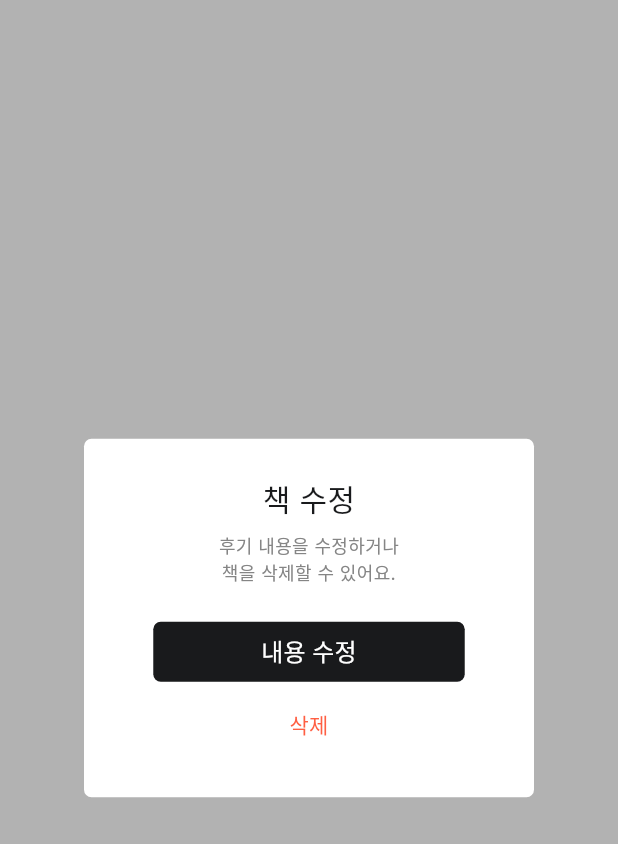
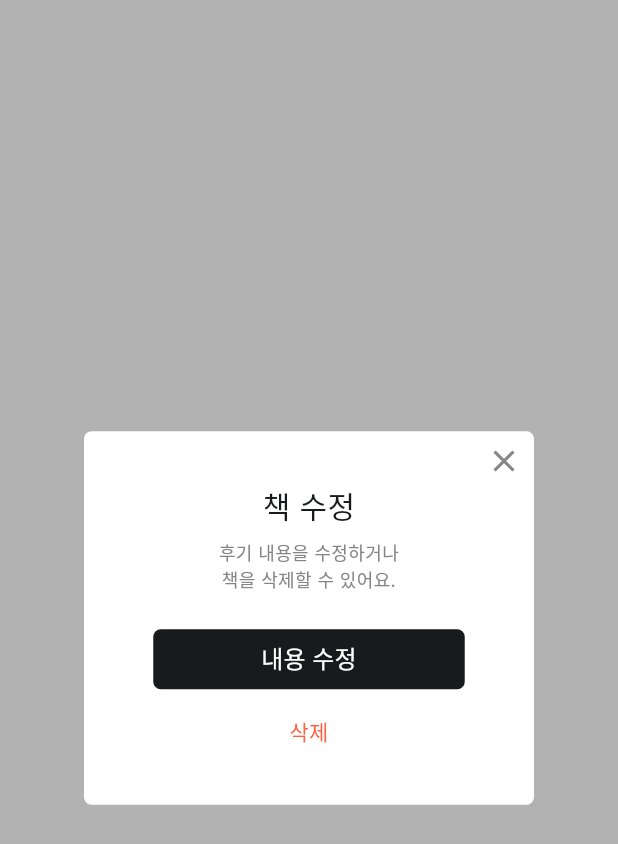
Before and after one commit to seokju1215/logue-flutter, a Flutter app: the PostActionDialog widget shown alone on an empty page, opened directly with empty values, on a phone screen of 412 x 824 dp. Shown: the top 844 px of the screen. Run offline on Flutter 3.47's test engine with Material 3 defaults, Android fonts, the phone set to English and light mode, and no system bars; our stand-ins replace flutter_dotenv, flutter_svg, google_fonts, image_picker, reorderables, supabase_flutter; accounts and stored records are empty; network calls fail; project files that could hold a hidden picture were left out.

```diff
--- /dev/null
+++ b/lib/core/widgets/dialogs/post_action_dialog.dart
@@ -0,0 +1,95 @@
+import 'dart:ui';
+import 'package:flutter/material.dart';
+import 'package:logue/core/themes/app_colors.dart';
+
+class PostActionDialog extends StatelessWidget {
+  final VoidCallback onEdit;
+  final VoidCallback onDelete;
+
+  const PostActionDialog({
+    super.key,
+    required this.onEdit,
+    required this.onDelete,
+  });
+
+  @override
+  Widget build(BuildContext context) {
+    return GestureDetector(
+      // ✅ 배경 터치 시 닫기
+      onTap: () => Navigator.pop(context),
+      child: Stack(
+        children: [
+          // ✅ 배경 블러 + 어둡게
+          Positioned.fill(
+            child: BackdropFilter(
+              filter: ImageFilter.blur(sigmaX: 5, sigmaY: 5),
+              child: Container(color: Colors.black.withOpacity(0.3)),
+            ),
+          ),
+          // ✅ 다이얼로그 본문
+          Center(
+            child: GestureDetector(
+              // ✅ 다이얼로그 본문 클릭은 이벤트 무시
+              onTap: () {},
+              child: Stack(
+                children: [
+                  Container(
+                    width: 300,
+                    padding: const EdgeInsets.symmetric(vertical: 25, horizontal: 25),
+                    decoration: BoxDecoration(
+                      color: Colors.white,
+                      borderRadius: BorderRadius.circular(5),
+                    ),
+                    child: Column(
+                      mainAxisSize: MainAxisSize.min,
+                      children: [
+                        const SizedBox(height: 10),
+                        const Text(
+                          '책 수정',
+                          style: TextStyle(fontSize: 20, color: AppColors.black900),
+                        ),
+                        const SizedBox(height: 7),
+                        const Text(
+                          '후기 내용을 수정하거나\n책을 삭제할 수 있어요.',
+                          textAlign: TextAlign.center,
+                          style: TextStyle(fontSize: 12, color: AppColors.black500),
+                        ),
+                        const SizedBox(height: 20),
+                        ElevatedButton(
+                          onPressed: onEdit,
+                          style: ElevatedButton.styleFrom(
+                            backgroundColor: AppColors.black900,
+                            foregroundColor: Colors.white,
+                            shape: RoundedRectangleBorder(
+                              borderRadius: BorderRadius.circular(5),
+                            ),
+                            padding: const EdgeInsets.symmetric(horizontal: 72, vertical: 8),
+                            elevation: 0,
+                          ),
+                          child: const Text('내용 수정', style: TextStyle(fontSize: 16)),
+                        ),
+                        TextButton(
+                          onPressed: onDelete,
+                          child: const Text('삭제', style: TextStyle(color: AppColors.red500, fontSize: 14)),
+                        ),
+                      ],
+                    ),
+                  ),
+                  // ✅ 닫기 버튼 (오른쪽 위)
+                  Positioned(
+                    top: 8,
+                    right: 8,
+                    child: GestureDetector(
+                      onTap: () => Navigator.pop(context),
+                      child: const Icon(Icons.close, size: 24, color: AppColors.black500),
+                    ),
+                  ),
+                ],
+              ),
+            ),
+          ),
+        ],
+      ),
+    );
+  }
+}
--- a/lib/core/widgets/post/post_action_dialog.dart
+++ /dev/null
@@ -1,73 +0,0 @@
-import 'dart:ui';
-import 'package:flutter/material.dart';
-import 'package:logue/core/themes/app_colors.dart';
-
-class PostActionDialog extends StatelessWidget {
-  final VoidCallback onEdit;
-  final VoidCallback onDelete;
-
-  const PostActionDialog({
-    super.key,
-    required this.onEdit,
-    required this.onDelete,
-  });
-
-  @override
-  Widget build(BuildContext context) {
-    return Stack(
-      children: [
-        // ✅ 배경 블러
-        Positioned.fill(
-          child: BackdropFilter(
-            filter: ImageFilter.blur(sigmaX: 5, sigmaY: 5),
-            child: Container(color: Colors.black.withOpacity(0.3)),
-          ),
-        ),
-        // ✅ 팝업 내용
-        Center(
-          child: Container(
-            width: 300,
-            padding: const EdgeInsets.symmetric(vertical: 25, horizontal: 25),
-            decoration: BoxDecoration(
-              color: Colors.white,
-              borderRadius: BorderRadius.circular(5),
-            ),
-            child: Column(
-              mainAxisSize: MainAxisSize.min,
-              children: [
-                const Text(
-                  '책 수정',
-                  style: TextStyle(fontSize: 20, color: AppColors.black900),
-                ),
-                const SizedBox(height: 7),
-                const Text(
-                  '후기 내용을 수정하거나\n책을 삭제할 수 있어요.',
-                  textAlign: TextAlign.center,
-                  style: TextStyle(fontSize: 12, color: AppColors.black500),
-                ),
-                const SizedBox(height: 20),
-                ElevatedButton(
-                  onPressed: onEdit,
-                  style: ElevatedButton.styleFrom(
-                    backgroundColor: AppColors.black900,
-                    foregroundColor: Colors.white,
-                    shape: RoundedRectangleBorder(
-                      borderRadius: BorderRadius.circular(5),
-                    ),
-                    padding: const EdgeInsets.symmetric(horizontal: 72 ,vertical: 8),
-                    elevation: 0, // 그림자 제거
-                  ),
-                  child: const Text('내용 수정', style: TextStyle(fontSize: 16)),
-                ),
-                TextButton(
-                  onPressed: onDelete,
-                  child: const Text('삭제', style: TextStyle(color: AppColors.red500, fontSize: 14)),
-                ),
-              ],
-            ),
-          ),
-        ),
-      ],
-    );
-  }
-}
--- a/lib/presentation/routes/app_routes.dart
+++ b/lib/presentation/routes/app_routes.dart
@@ -35,6 +35,10 @@ Map<String, WidgetBuilder> appRoutes = {
   '/search_book' : (context) => const SearchBookScreen(),
   '/profile' : (context) => const ProfileScreen(),
   '/search' : (context) => const SearchScreen(),
+  '/other_profile': (context) {
+    final userId = ModalRoute.of(context)!.settings.arguments as String;
+    return OtherProfileScreen(userId: userId);
+  },
 
   //profile_edit
   '/profile_edit': (context) {
```
Also changed, not shown: lib/core/widgets/dialogs/post_delete_dialog.dart (added, +94 -0 lines), lib/core/widgets/post/post_content.dart (+9 -4 lines), lib/core/widgets/post/post_item.dart (+30 -13 lines), lib/presentation/screens/post/my_post_screen.dart (+12 -0 lines), lib/presentation/screens/post/post_detail_screen.dart (+48 -16 lines).
